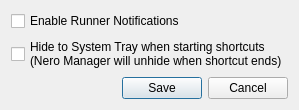
keenanweaver/Nero-umu, file src/neropreferences.ui: the form before one commit.
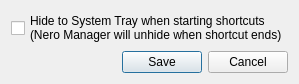
The form after the commit.

Commit message: Set checked state of manager prefs on construction (oops)

Patch:
```diff
--- a/src/neropreferences.ui
+++ b/src/neropreferences.ui
@@ -7,7 +7,7 @@
     <x>0</x>
     <y>0</y>
     <width>241</width>
-    <height>98</height>
+    <height>74</height>
    </rect>
   </property>
   <property name="windowTitle">
@@ -16,14 +16,7 @@
   <property name="modal">
    <bool>true</bool>
   </property>
-  <layout class="QVBoxLayout" name="verticalLayout" stretch="0,0,1,0">
-   <item>
-    <widget class="QCheckBox" name="runnerNotifs">
-     <property name="text">
-      <string>Enable Runner Notifications</string>
-     </property>
-    </widget>
-   </item>
+  <layout class="QVBoxLayout" name="verticalLayout" stretch="0,1,0">
    <item>
     <widget class="QCheckBox" name="shortcutHide">
      <property name="text">
```
The commit also changes 1 other file.
